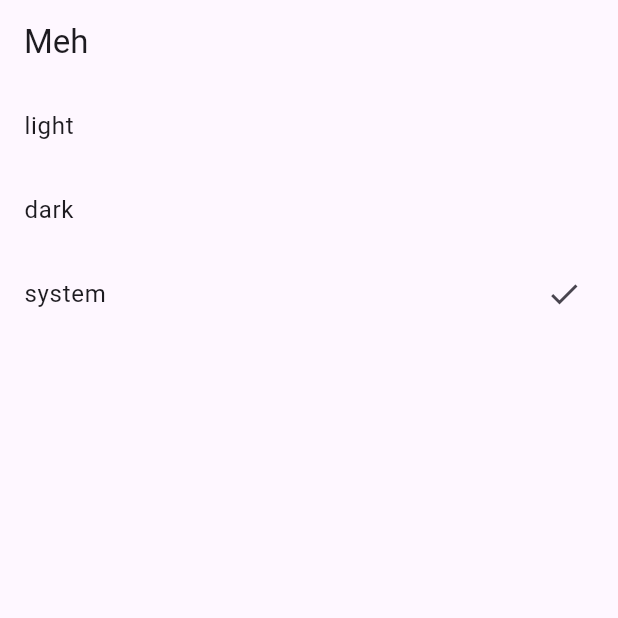
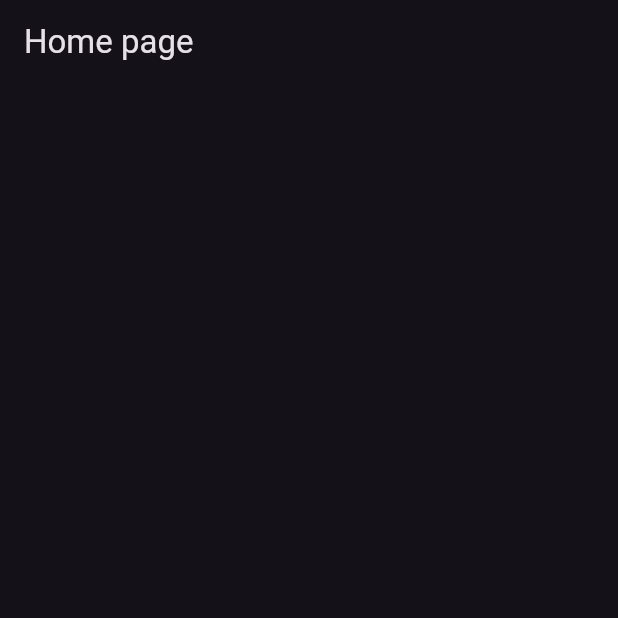
Before and after one commit to Nikiroiduk/fitness_app, a Flutter app: the screen it shows after launch, on a phone screen of 412 x 824 dp, the top half of it. Run offline on Flutter 3.47's test engine with Material 2 defaults, Android fonts, the phone set to English and light mode, and no system bars.

Commit message:
cleaned up master

```diff
--- a/lib/main.dart
+++ b/lib/main.dart
@@ -1,68 +1,30 @@
-import 'package:fitness_app/global_providers.dart';
-import 'package:fitness_app/themes.dart';
 import 'package:flutter/material.dart';
-import 'package:hooks_riverpod/hooks_riverpod.dart';
 
 void main() async {
-  // SharedPreferences initialization
-  WidgetsFlutterBinding.ensureInitialized();
-  await initGlobalProviders();
-
-  runApp(
-    const ProviderScope(
-      child: MainApp(),
-    ),
-  );
+  runApp(const MainApp());
 }
 
 class MainApp extends StatelessWidget {
   const MainApp({super.key});
   @override
   Widget build(BuildContext context) {
-    return Consumer(
-      // Every theme change will fully rebuild app UI
-      builder: (context, ref, child) => MaterialApp(
-        theme: ref.watch(theme),
-        darkTheme: ref.watch(darkTheme),
-        themeMode: ref.watch(themeMode),
-        home: const HomePage(),
+    return MaterialApp(
+      themeMode: ThemeMode.dark,
+      theme: ThemeData(brightness: Brightness.dark, useMaterial3: true),
+      home: const HomePage(),
+    );
+  }
+}
+
+class HomePage extends StatelessWidget {
+  const HomePage({super.key});
+
+  @override
+  Widget build(BuildContext context) {
+    return Scaffold(
+      appBar: AppBar(
+        title: const Text('Home page'),
       ),
     );
   }
 }
-
-final themes = [ThemeMode.light, ThemeMode.dark, ThemeMode.system];
-
-class HomePage extends ConsumerWidget {
-  const HomePage({super.key});
-
-  @override
-  Widget build(BuildContext context, WidgetRef ref) {
-    return Scaffold(
-      appBar: AppBar(
-        title: const Text('Meh'),
-      ),
-      body: Column(
-        crossAxisAlignment: CrossAxisAlignment.stretch,
-        children: [
-          Expanded(
-            child: ListView.builder(
-              itemCount: themes.length,
-              itemBuilder: (context, index) {
-                return ListTile(
-                  title: Text(themes[index].name),
-                  trailing: ref.watch(themeMode).name == themes[index].name
-                      ? const Icon(Icons.check)
-                      : null,
-                  onTap: () {
-                    ref.read(themeMode.notifier).toggle(themes[index]);
-                  },
-                );
-              },
-            ),
-          ),
-        ],
-      ),
-    );
-  }
-}
--- a/lib/themes.dart
+++ /dev/null
@@ -1,55 +0,0 @@
-import 'package:fitness_app/preferences.dart';
-import 'package:flutter/material.dart';
-import 'package:hooks_riverpod/hooks_riverpod.dart';
-
-// Themes providers
-final theme = Provider((ref) => _theme);
-final darkTheme = Provider((ref) => _darkTheme);
-final themeMode = StateNotifierProvider<ThemeModeNotifier, ThemeMode>(
-  (ref) => ThemeModeNotifier(
-    preferences: ref.watch(preferences),
-  ),
-);
-
-final _theme = ThemeData(
-  brightness: Brightness.light,
-  useMaterial3: true,
-);
-
-final _darkTheme = ThemeData(
-  brightness: Brightness.dark,
-  useMaterial3: true,
-);
-
-class ThemeModeNotifier extends StateNotifier<ThemeMode> {
-  final Preferences preferences;
-
-  ThemeModeNotifier({required this.preferences}) : super(preferences.themeMode);
-
-  // void toggle() {
-  //   if (state == ThemeMode.dark) {
-  //     preferences.persistThemeMode(ThemeMode.light);
-  //     state = ThemeMode.light;
-  //   } else {
-  //     preferences.persistThemeMode(ThemeMode.dark);
-  //     state = ThemeMode.dark;
-  //   }
-  // }
-
-  void toggle(ThemeMode mode) {
-    switch (mode) {
-      case ThemeMode.light:
-        preferences.persistThemeMode(ThemeMode.light);
-        state = ThemeMode.light;
-        break;
-      case ThemeMode.dark:
-        preferences.persistThemeMode(ThemeMode.dark);
-        state = ThemeMode.dark;
-        break;
-      case ThemeMode.system:
-        preferences.persistThemeMode(ThemeMode.system);
-        state = ThemeMode.system;
-        break;
-    }
-  }
-}
```
Also changed, not shown: lib/global_providers.dart (deleted, +0 -9 lines), lib/preferences.dart (deleted, +0 -26 lines).
